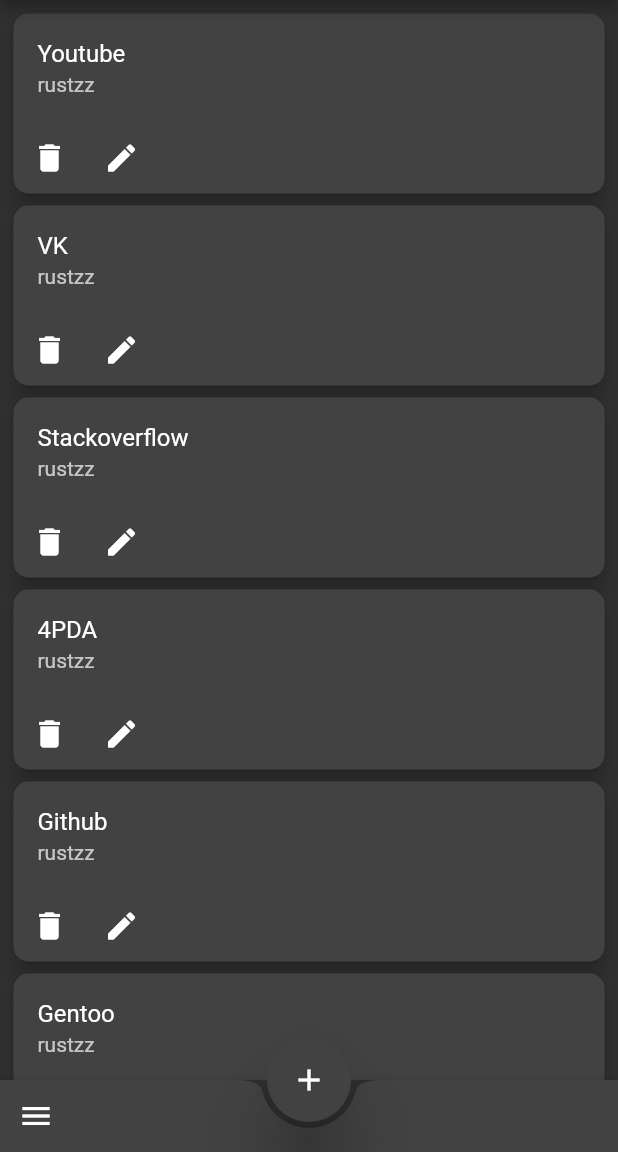
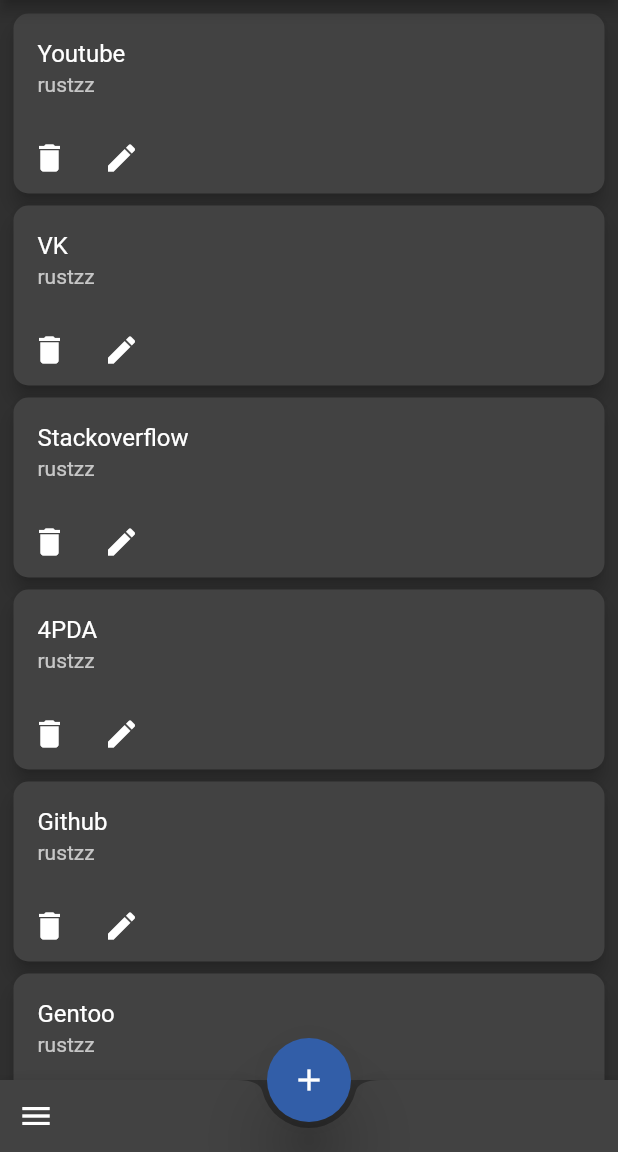
Before and after one commit to rustzz/passwd, a Flutter app: the screen it shows after launch, on a phone screen of 412 x 824 dp, the part 84-1236 px from its top. Run offline on Flutter 3.47's test engine with Material 2 defaults, Android fonts, the phone set to English and light mode, and no system bars; missing offline and left inert: random_password_generator.

Commit message:
custom widgets; password generation page

```diff
--- a/lib/activities/home/home.dart
+++ b/lib/activities/home/home.dart
@@ -2,6 +2,8 @@
 import 'package:passwd/activities/edit.dart';
 import 'package:passwd/activities/home/card.dart';
 import 'package:passwd/activities/home/nav.dart';
+import 'package:passwd/constants.dart';
+import 'package:passwd/widgets.dart';
 
 class Home extends StatefulWidget {
   const Home({Key? key}) : super(key: key);
@@ -36,18 +38,14 @@
 
   @override
   Widget build(BuildContext context) {
-    return Scaffold(
+    return MyScaffold(
+      automaticallyImplyLeading: false,
       drawer: const ClipRRect(
         borderRadius: BorderRadius.only(
           topRight: Radius.circular(10.0),
           bottomRight: Radius.circular(10.0),
         ),
         child: NavDrawer(),
-      ),
-      appBar: AppBar(
-        automaticallyImplyLeading: false,
-        title: const Text("Passwd"),
-        centerTitle: true,
       ),
       body: ListView.builder(
         padding: const EdgeInsets.all(5),
@@ -66,33 +64,16 @@
                 },
               );
             },
-            child: Card(
-              elevation: 5,
-              shape: RoundedRectangleBorder(
-                borderRadius: BorderRadius.circular(10.0),
-              ),
-              child: Column(
-                children: [
-                  ListTile(
-                    title: Text(serviceList[index].name),
-                    subtitle: Text(serviceList[index].username),
-                  ),
-                  Row(
-                    children: [
-                      IconButton(
-                        tooltip: "Удалить",
-                        onPressed: () {
+            child: MyCard(
+              name: serviceList[index].name,
+              username: serviceList[index].username,
+              onPressedDelete: () {
                 setState(() {
                   serviceList.removeAt(index);
                 });
               },
-                        icon: const Icon(Icons.delete),
-                      ),
-                      IconButton(
-                        tooltip: "Изменить",
-                        onPressed: () async {
-                          dynamic result =
-                              await Navigator.of(context).pushNamed(
+              onPressedEdit: () async {
+                dynamic result = await Navigator.of(context).pushNamed(
                   "/edit",
                   arguments: EditArgs(
                     serviceList[index].name,
@@ -101,20 +82,12 @@
                     serviceList[index].otp,
                   ),
                 );
+                if (result == null) return;
                 setState(() {
-                            serviceList[index] = Service(
-                                result["name"],
-                                result["username"],
-                                result["password"],
-                                result["otp"]);
+                  serviceList[index] = Service(result["name"],
+                      result["username"], result["password"], result["otp"]);
                 });
               },
-                        icon: const Icon(Icons.edit),
-                      ),
-                    ],
-                  ),
-                ],
-              ),
             ),
           );
         },
@@ -129,7 +102,7 @@
                 children: [
                   IconButton(
                     tooltip: "Меню",
-                    color: const Color(0xFFFFFFFF),
+                    color: buttonFGColor,
                     onPressed: () {
                       Scaffold.of(context).openDrawer();
                     },
@@ -144,10 +117,11 @@
       floatingActionButton: FloatingActionButton(
         elevation: 20,
         tooltip: "Добавить",
-        foregroundColor: const Color(0xFFFFFFFF),
-        backgroundColor: const Color(0xFF424242),
+        foregroundColor: buttonFGColor,
+        backgroundColor: buttonBGColor,
         onPressed: () async {
           dynamic result = await Navigator.of(context).pushNamed("/add");
+          if (result == null) return;
           setState(() {
             serviceList.add(Service(result["name"], result["username"],
                 result["password"], result["otp"]));
--- /dev/null
+++ b/lib/constants.dart
@@ -0,0 +1,4 @@
+import 'package:flutter/material.dart';
+
+const buttonBGColor = Color(0xFF325EA8);
+const buttonFGColor = Color(0xFFFFFFFF);
--- a/lib/main.dart
+++ b/lib/main.dart
@@ -2,6 +2,7 @@
 import 'package:passwd/activities/home/home.dart';
 import 'package:passwd/activities/add.dart';
 import 'package:passwd/activities/edit.dart';
+import 'package:passwd/activities/generator.dart';
 
 void main() {
   runApp(const PasswdApp());
@@ -21,6 +22,7 @@
         "/": (context) => const Home(),
         "/add": (context) => const Add(),
         "/edit": (context) => const Edit(),
+        "/genPassword": (context) => const GenPage(),
       },
     );
   }
--- /dev/null
+++ b/lib/widgets.dart
@@ -0,0 +1,146 @@
+import 'package:flutter/material.dart';
+import 'constants.dart';
+
+// TextField
+class MyTextField extends StatelessWidget {
+  const MyTextField(
+      {Key? key,
+      this.controller,
+      this.autofocus = false,
+      this.obscureText = false,
+      this.labelText,
+      this.errorText})
+      : super(key: key);
+
+  final TextEditingController? controller;
+  final bool autofocus;
+  final bool obscureText;
+  final String? labelText;
+  final String? errorText;
+
+  @override
+  Widget build(BuildContext context) {
+    return TextField(
+      autofocus: autofocus,
+      controller: controller,
+      decoration: InputDecoration(
+        border: const OutlineInputBorder(
+          borderRadius: BorderRadius.all(Radius.circular(10)),
+        ),
+        labelText: labelText,
+        errorText: errorText,
+      ),
+      obscureText: obscureText,
+    );
+  }
+}
+
+// Button
+class MyButton extends StatelessWidget {
+  const MyButton({Key? key, this.onPressed, this.child}) : super(key: key);
+
+  final VoidCallback? onPressed;
+  final Widget? child;
+
+  @override
+  Widget build(BuildContext context) {
+    return ElevatedButton(
+      style: ButtonStyle(
+        padding: MaterialStateProperty.all(const EdgeInsets.all(20)),
+        backgroundColor: MaterialStateProperty.all(buttonBGColor),
+        foregroundColor: MaterialStateProperty.all(buttonFGColor),
+      ),
+      onPressed: onPressed,
+      child: child,
+    );
+  }
+}
+
+// Card
+class MyCard extends StatefulWidget {
+  const MyCard(
+      {Key? key,
+      required this.name,
+      required this.username,
+      required this.onPressedDelete,
+      required this.onPressedEdit})
+      : super(key: key);
+
+  final String name;
+  final String username;
+  final VoidCallback onPressedDelete;
+  final VoidCallback onPressedEdit;
+
+  @override
+  MyCardState createState() => MyCardState();
+}
+
+class MyCardState extends State<MyCard> {
+  @override
+  Widget build(BuildContext context) {
+    return Card(
+      elevation: 5,
+      shape: RoundedRectangleBorder(
+        borderRadius: BorderRadius.circular(10.0),
+      ),
+      child: Column(
+        children: [
+          ListTile(
+            title: Text(widget.name),
+            subtitle: Text(widget.username),
+          ),
+          Row(
+            children: [
+              IconButton(
+                tooltip: "Удалить",
+                onPressed: widget.onPressedDelete,
+                icon: const Icon(Icons.delete),
+              ),
+              IconButton(
+                tooltip: "Изменить",
+                onPressed: widget.onPressedEdit,
+                icon: const Icon(Icons.edit),
+              ),
+            ],
+          ),
+        ],
+      ),
+    );
+  }
+}
+
+// Scaffold
+class MyScaffold extends StatelessWidget {
+  const MyScaffold(
+      {Key? key,
+      this.drawer,
+      this.body,
+      this.bottomNavigationBar,
+      this.floatingActionButton,
+      this.floatingActionButtonLocation,
+      this.automaticallyImplyLeading = true})
+      : super(key: key);
+
+  final bool automaticallyImplyLeading;
+  final Widget? drawer;
+  final Widget? body;
+  final Widget? bottomNavigationBar;
+  final Widget? floatingActionButton;
+  final FloatingActionButtonLocation? floatingActionButtonLocation;
+
+  @override
+  Widget build(BuildContext context) {
+    return Scaffold(
+      drawer: drawer,
+      body: body,
+      bottomNavigationBar: bottomNavigationBar,
+      floatingActionButton: floatingActionButton,
+      floatingActionButtonLocation: floatingActionButtonLocation,
+      appBar: AppBar(
+        automaticallyImplyLeading: automaticallyImplyLeading,
+        title: const Text("Passwd"),
+        centerTitle: true,
+      ),
+    );
+  }
+}
--- a/pubspec.yaml
+++ b/pubspec.yaml
@@ -12,6 +12,7 @@
     sdk: flutter
 
   cupertino_icons: ^1.0.2
+  random_password_generator: ^0.2.1
 
 dev_dependencies:
   flutter_test:
```
Also changed, not shown: lib/activities/add.dart (+21 -30 lines), lib/activities/edit.dart (+21 -20 lines), lib/activities/generator.dart (added, +166 -0 lines), pubspec.lock. Lines whose indentation alone changed are shown as unchanged.
